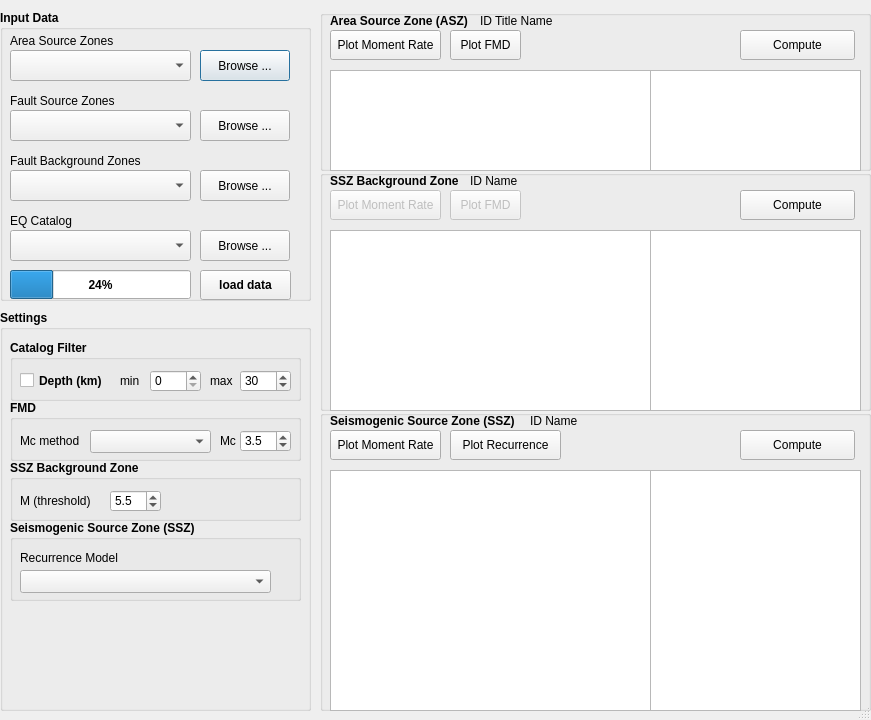
First picture: the form in mt_seismicsource/ui_seismicsource.ui, repository feuchner/seismicsource-toolkit, before the edit.
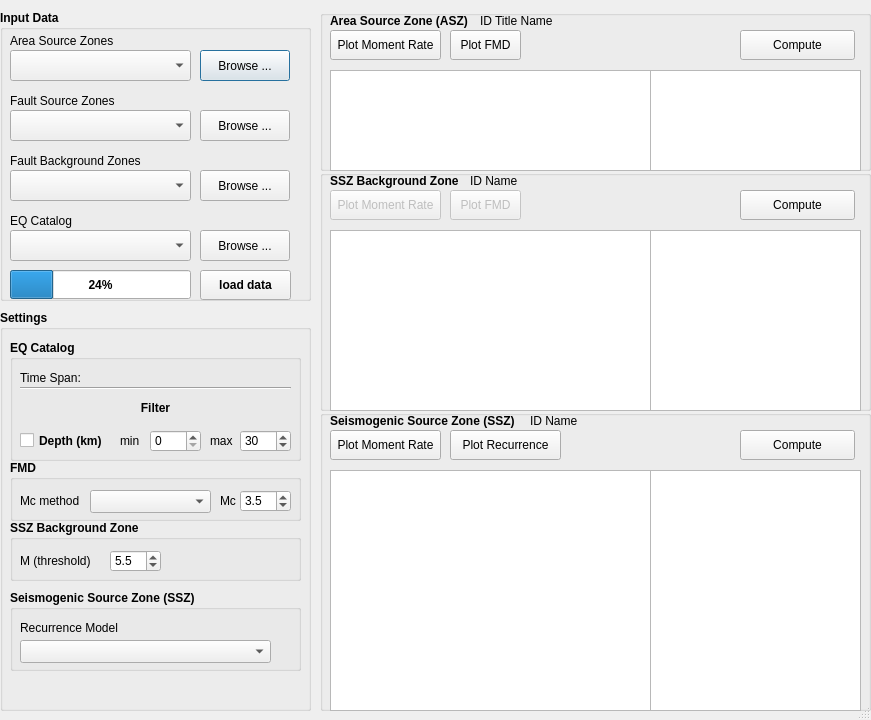
Second picture: the form after the edit.

Commit message: use real time span of EQ catalog

The edit to the form file:
```diff
--- a/mt_seismicsource/ui_seismicsource.ui
+++ b/mt_seismicsource/ui_seismicsource.ui
@@ -50,7 +50,7 @@
      <property name="geometry">
       <rect>
        <x>10</x>
-       <y>150</y>
+       <y>210</y>
        <width>291</width>
        <height>61</height>
       </rect>
@@ -113,7 +113,7 @@
      <property name="geometry">
       <rect>
        <x>10</x>
-       <y>210</y>
+       <y>280</y>
        <width>291</width>
        <height>81</height>
       </rect>
@@ -169,7 +169,7 @@
        <x>10</x>
        <y>30</y>
        <width>291</width>
-       <height>61</height>
+       <height>121</height>
       </rect>
      </property>
      <property name="font">
@@ -179,13 +179,13 @@
       </font>
      </property>
      <property name="title">
-      <string>Catalog Filter</string>
+      <string>EQ Catalog</string>
      </property>
      <widget class="QSpinBox" name="spinboxCatDepthMin">
       <property name="geometry">
        <rect>
         <x>140</x>
-        <y>30</y>
+        <y>90</y>
         <width>51</width>
         <height>22</height>
        </rect>
@@ -204,7 +204,7 @@
       <property name="geometry">
        <rect>
         <x>230</x>
-        <y>30</y>
+        <y>90</y>
         <width>51</width>
         <height>22</height>
        </rect>
@@ -226,7 +226,7 @@
       <property name="geometry">
        <rect>
         <x>200</x>
-        <y>30</y>
+        <y>90</y>
         <width>31</width>
         <height>21</height>
        </rect>
@@ -245,7 +245,7 @@
       <property name="geometry">
        <rect>
         <x>110</x>
-        <y>30</y>
+        <y>90</y>
         <width>31</width>
         <height>21</height>
        </rect>
@@ -264,7 +264,7 @@
       <property name="geometry">
        <rect>
         <x>10</x>
-        <y>30</y>
+        <y>90</y>
         <width>91</width>
         <height>21</height>
        </rect>
@@ -273,12 +273,60 @@
        <string>Depth (km)</string>
       </property>
      </widget>
+     <widget class="QLabel" name="labelCatTimeSpan">
+      <property name="geometry">
+       <rect>
+        <x>10</x>
+        <y>30</y>
+        <width>271</width>
+        <height>16</height>
+       </rect>
+      </property>
+      <property name="font">
+       <font>
+        <weight>50</weight>
+        <bold>false</bold>
+       </font>
+      </property>
+      <property name="text">
+       <string>Time Span:</string>
+      </property>
+     </widget>
+     <widget class="Line" name="line">
+      <property name="geometry">
+       <rect>
+        <x>10</x>
+        <y>40</y>
+        <width>271</width>
+        <height>16</height>
+       </rect>
+      </property>
+      <property name="orientation">
+       <enum>Qt::Horizontal</enum>
+      </property>
+     </widget>
+     <widget class="QLabel" name="label">
+      <property name="geometry">
+       <rect>
+        <x>10</x>
+        <y>60</y>
+        <width>271</width>
+        <height>16</height>
+       </rect>
+      </property>
+      <property name="text">
+       <string>Filter</string>
+      </property>
+      <property name="alignment">
+       <set>Qt::AlignCenter</set>
+      </property>
+     </widget>
     </widget>
     <widget class="QGroupBox" name="groupBoxFMD">
      <property name="geometry">
       <rect>
        <x>10</x>
-       <y>90</y>
+       <y>150</y>
        <width>291</width>
        <height>61</height>
       </rect>
```
The commit also changes 5 other files.
